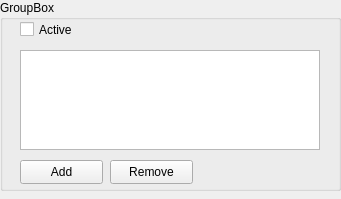
aoloe/photoTweaker, file effect/scalePreferences.ui: the form before one commit.
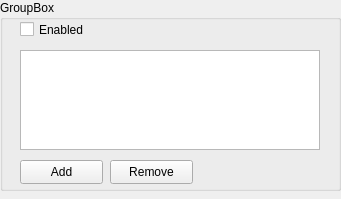
The form after the commit.

Commit message: the scale effects creates its own preferences dialog

```diff
--- a/effect/scalePreferences.ui
+++ b/effect/scalePreferences.ui
@@ -47,7 +47,7 @@
      </rect>
     </property>
     <property name="text">
-     <string>Active</string>
+     <string>Enabled</string>
     </property>
    </widget>
    <widget class="QPushButton" name="addButton">
```
Left out of the diff: 2 changed lines with no effect on the pictures. The commit also changes 7 other files.
